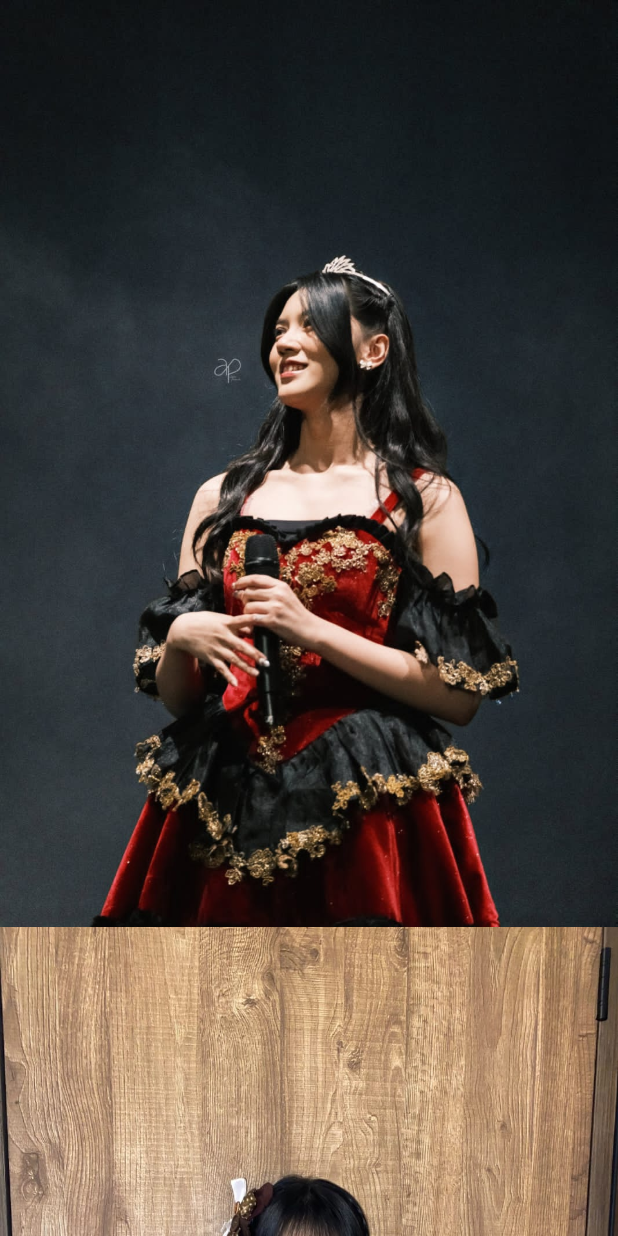
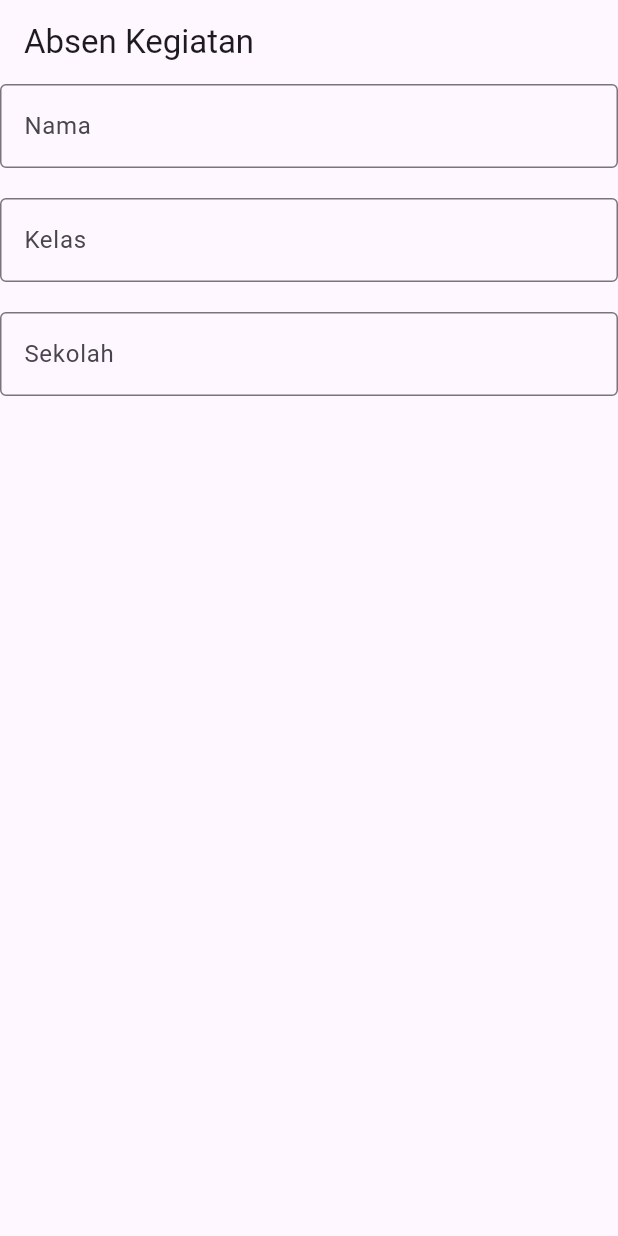
Before and after one commit to aldeco2008/Tugas-Widget, a Flutter app: the screen it shows after launch, on a phone screen of 412 x 824 dp. Run offline on Flutter 3.47's test engine with Material 3 defaults, Android fonts, the phone set to English and light mode, and no system bars.

Commit message:
first commit

```diff
--- a/lib/main.dart
+++ b/lib/main.dart
@@ -1,6 +1,8 @@
 import 'package:flutter/material.dart';
 import 'package:widget_1/Scaffold_widget.dart';
 import 'package:widget_1/ImageWidget.dart';
+import 'package:widget_1/dialog.dart';
+import 'package:widget_1/selection.dart';
 
 void main() {
   runApp(const MyApp());
@@ -19,7 +21,7 @@ class MyApp extends StatelessWidget {
             seedColor: Color.fromARGB(255, 7, 166, 235)), // Use 0xFF for hex color codes
         useMaterial3: true,
       ),
-      home:ImageWidget(),// Use a separate widget for the home screen
+      home:SelectionWidget(),// Use a separate widget for the home screen
     );
   }
 }
--- /dev/null
+++ b/lib/selection.dart
@@ -0,0 +1,44 @@
+import 'package:flutter/material.dart';
+
+class SelectionWidget extends StatelessWidget {
+  const SelectionWidget({super.key});
+
+  @override
+  Widget build(BuildContext context) {
+    return MaterialApp(
+      home:
+      Scaffold(
+        appBar:
+        AppBar(title: Text("Absen Kegiatan"),
+        ),
+        body: Column(
+          children: [
+            TextField(
+              obscureText: false,
+              decoration: InputDecoration(
+                border: OutlineInputBorder(),
+                labelText: 'Nama',
+              ),
+            ),
+            SizedBox(height: 20),
+            TextField(
+              obscureText: false,
+              decoration: InputDecoration(
+                border: OutlineInputBorder(),
+                labelText: 'Kelas',
+              ),
+            ),
+            SizedBox(height: 20),
+            TextField(
+              obscureText: false,
+              decoration: InputDecoration(
+                border: OutlineInputBorder(),
+                labelText: 'Sekolah',
+              ),
+            ),
+          ],
+        ),
+        )
+    );
+  }
+}
```
Also changed, not shown: lib/Scaffold_widget.dart (+8 -1 lines), lib/dialog.dart (added, +49 -0 lines).
